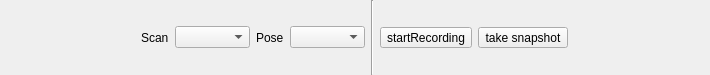
T-PLAY/hub, file applications/viewer/libViewer/FormInputStreamViews.ui: the form before one commit.
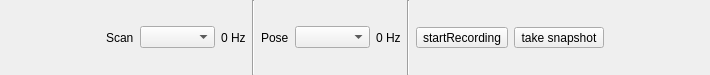
The form after the commit.

Commit message: commit before break sensorViews to sensorView

What changed in the file:
```diff
--- a/applications/viewer/libViewer/FormInputStreamViews.ui
+++ b/applications/viewer/libViewer/FormInputStreamViews.ui
@@ -62,6 +62,20 @@
      </property>
     </widget>
    </item>
+   <item>
+    <widget class="QLabel" name="label_scanFrequency">
+     <property name="text">
+      <string>0 Hz</string>
+     </property>
+    </widget>
+   </item>
+   <item>
+    <widget class="Line" name="line">
+     <property name="orientation">
+      <enum>Qt::Vertical</enum>
+     </property>
+    </widget>
+   </item>
    <item>
     <widget class="QLabel" name="label_pose">
      <property name="text">
@@ -79,6 +93,13 @@
      </property>
     </widget>
    </item>
+   <item>
+    <widget class="QLabel" name="label_poseFrequency">
+     <property name="text">
+      <string>0 Hz</string>
+     </property>
+    </widget>
+   </item>
    <item>
     <widget class="Line" name="line_2">
      <property name="orientation">
```
The commit also changes 15 other files.
